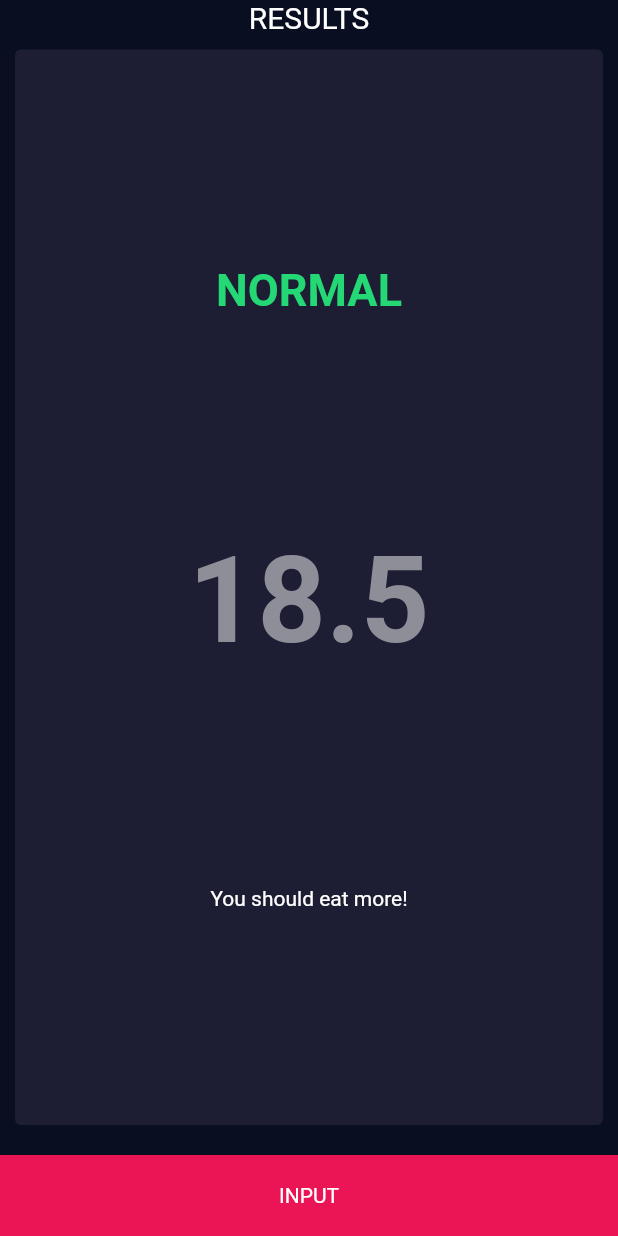
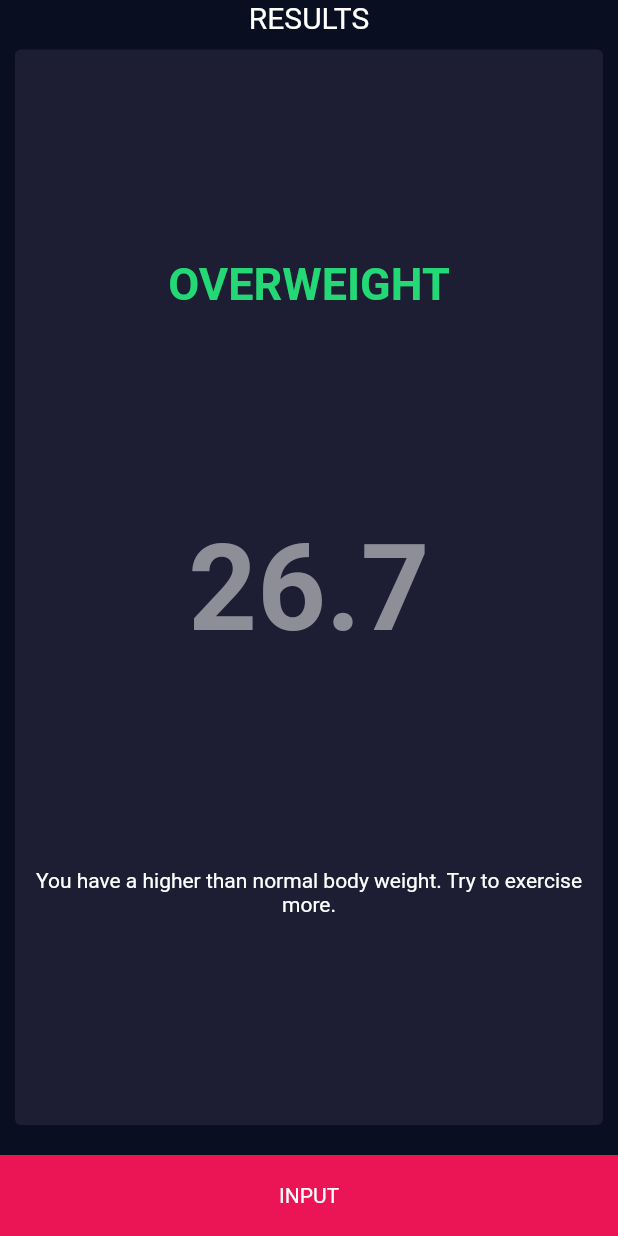
Before and after one commit to mercz85/x01_flutter_basics, a Flutter app: the BMICalculatorPage widget shown alone on an empty page, opened directly, after a tap on "CALCULATE", on a phone screen of 412 x 824 dp. Run offline on Flutter 3.47's test engine with Material 2 defaults, Android fonts, the phone set to English and light mode, and no system bars; our stand-ins replace audioplayers, font_awesome_flutter, rflutter_alert.

Commit message:
bmi added functionality

```diff
--- a/lib/pages/Page2/bmi_calculator/bmi_calculator.dart
+++ b/lib/pages/Page2/bmi_calculator/bmi_calculator.dart
@@ -1,6 +1,7 @@
 // ignore_for_file: public_member_api_docs, sort_constructors_first
 import 'package:flutter/material.dart';
 import 'package:font_awesome_flutter/font_awesome_flutter.dart';
+import 'package:x01_flutter_basics/pages/Page2/bmi_calculator/calculator_brain.dart';
 import 'package:x01_flutter_basics/pages/Page2/bmi_calculator/reusable_card.dart';
 
 import 'constants.dart';
@@ -21,14 +22,26 @@ class BMICalculatorPage extends StatefulWidget {
 class _BMICalculatorPageState extends State<BMICalculatorPage> {
   Gender selectedGender = Gender.none;
   BMIView bmiView = BMIView.input;
+  late CalculatorBrain calculatorBrain;
 
   int height = 150;
   int weight = 60;
   int age = 37;
 
+  String resultBMI = '';
+  String resultText = '';
+  String resultInterpretation = '';
+
   void changeView(BMIView newView) {
     setState(() {
       bmiView = newView;
+      if (bmiView == BMIView.result) {
+        calculatorBrain = CalculatorBrain(height: height, weight: weight);
+
+        resultBMI = calculatorBrain.calculateBMI();
+        resultText = calculatorBrain.getResult();
+        resultInterpretation = calculatorBrain.getInterpretation();
+      }
     });
   }
 
@@ -265,17 +278,17 @@ class _BMICalculatorPageState extends State<BMICalculatorPage> {
             crossAxisAlignment: CrossAxisAlignment.stretch,
             children: [
               Text(
-                'NORMAL',
+                resultText.toUpperCase(),
                 style: kResultTextStyle,
                 textAlign: TextAlign.center,
               ),
               Text(
-                '18.5',
+                resultBMI,
                 style: kBMITextStyle,
                 textAlign: TextAlign.center,
               ),
               Text(
-                'You should eat more!',
+                resultInterpretation,
                 textAlign: TextAlign.center,
               )
             ],
--- /dev/null
+++ b/lib/pages/Page2/bmi_calculator/calculator_brain.dart
@@ -0,0 +1,35 @@
+import 'dart:math';
+
+class CalculatorBrain {
+  final int height;
+  final int weight;
+
+  double _bmi = 0;
+
+  CalculatorBrain({required this.height, required this.weight});
+
+  String calculateBMI() {
+    _bmi = weight / pow(height / 100, 2);
+    return _bmi.toStringAsFixed(1);
+  }
+
+  String getResult() {
+    if (_bmi >= 25) {
+      return 'Overweight';
+    } else if (_bmi > 18.5) {
+      return 'Normal';
+    } else {
+      return 'Underweight';
+    }
+  }
+
+  String getInterpretation() {
+    if (_bmi >= 25) {
+      return 'You have a higher than normal body weight. Try to exercise more.';
+    } else if (_bmi > 18.5) {
+      return 'You have a normal body weight. Good job!';
+    } else {
+      return 'You have a lower than normal body weight. You can eat more.';
+    }
+  }
+}
```
